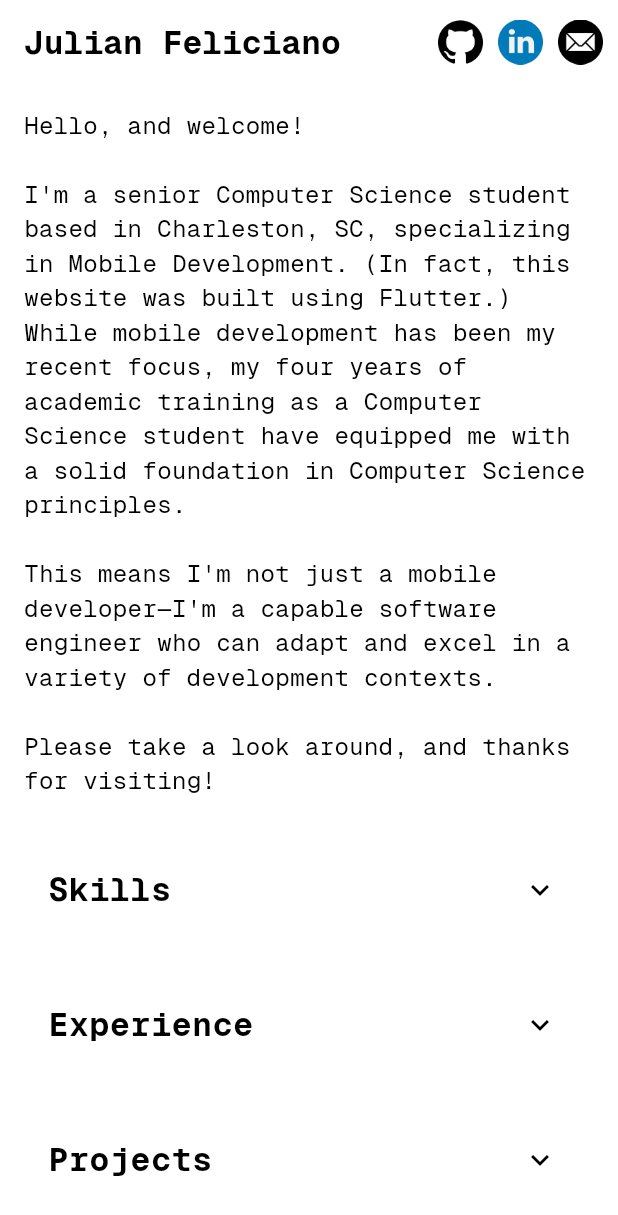
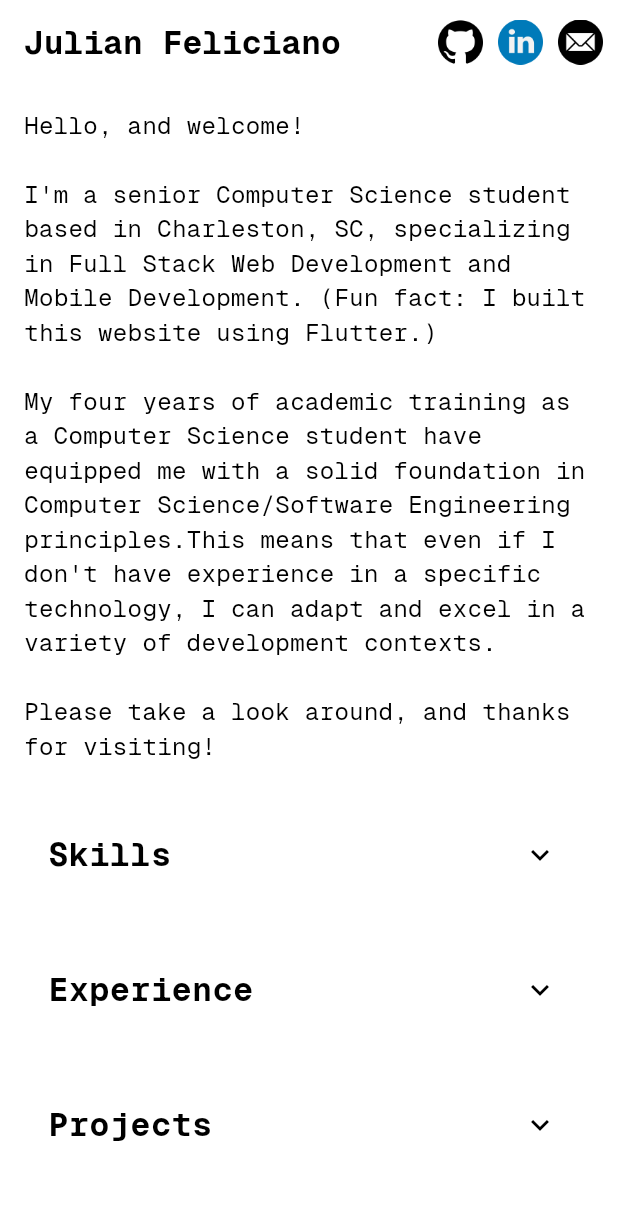
Before and after one commit to jfelic/portfolio_webapp, a Flutter app: the screen it shows after launch, on a phone screen of 412 x 824 dp. Shown: the top 1215 px of the screen. Run offline on Flutter 3.47's test engine with Material 3 defaults, Android fonts, the phone set to English and light mode, and no system bars; our stand-ins replace flutter_svg, go_router.

Commit message:
Update assets, Experience Section, Introduction Section, and Skills Section

```diff
--- a/lib/experience_section.dart
+++ b/lib/experience_section.dart
@@ -91,7 +91,7 @@ class ExperienceContent extends StatelessWidget {
             position: "Full Stack Engineer (Contract)",
             duration: "February 2025 - Present",
             description:
-                "• Utilize the LAMP stack (Linux, Apache, MySQL, PHP), HTML/CSS/Bootstrap, and JavaScript (AJAX) to build and manage a contract playform that enbables contractees and administrators to effectively manage contracts and view availabilty.\n"
+                "• Utilize the LAMP stack (Linux, Apache, MySQL, PHP), HTML/CSS/Bootstrap, and JavaScript (AJAX) to build and manage a contract platform that enables contractees and administrators to effectively manage contracts and view availabilty.\n"
                 "• Revamped the website's styling by modernizing the UI design, replacing outdated visuals with a contemporary, responsive interface.\n"
                 "• Contribute to ongoing enhancements and maintenance of the site to meet evolving business needs.",
           ),
--- a/lib/introduction_section.dart
+++ b/lib/introduction_section.dart
@@ -20,9 +20,9 @@ class IntroductionSection extends StatelessWidget {
               Expanded(
                 child: SelectableText(
                   "Hello, and welcome!\n\n"
-                  "I'm a senior Computer Science student based in Charleston, SC, specializing in Mobile Development. "
-                  "(In fact, this website was built using Flutter.) While mobile development has been my recent focus, my four years of academic training as a Computer Science student have equipped me with a solid foundation in Computer Science principles.\n\n"
-                  "This means I'm not just a mobile developer—I'm a capable software engineer who can adapt and excel in a variety of development contexts.\n\n"
+                  "I'm a senior Computer Science student based in Charleston, SC, specializing in Full Stack Web Development and Mobile Development. (Fun fact: I built this website using Flutter.)\n\n"
+                  "My four years of academic training as a Computer Science student have equipped me with a solid foundation in Computer Science/Software Engineering principles."
+                  "This means that even if I don't have experience in a specific technology, I can adapt and excel in a variety of development contexts.\n\n"
                   "Please take a look around, and thanks for visiting!",
                   style: TextStyle(
                     fontSize: 16,
--- a/lib/skills_section.dart
+++ b/lib/skills_section.dart
@@ -37,6 +37,15 @@ class _SkillsSectionState extends State<SkillsSection> {
             ),
           ),
           children: [
+            const Padding(
+              padding: EdgeInsets.all(16.0),
+              child: SelectableText(
+                "I have hands-on experience with every language and technology listed below—whether from contract work, internships, or personal projects. These aren’t just tools I’ve read about; they’re tools I’ve actively used in real-world scenarios.",
+                style: TextStyle(
+                  fontSize: 12,
+                ),
+              ),
+            ),
             Scrollbar(
               controller: _skillsScrollController,
               thumbVisibility: true,
@@ -47,34 +56,6 @@ class _SkillsSectionState extends State<SkillsSection> {
                 child: const Row(
                   mainAxisAlignment: MainAxisAlignment.spaceEvenly,
                   children: [
-                    Padding(
-                      padding: EdgeInsets.all(skillIconPadding),
-                      child: SkillIcon(
-                        assetPath: 'assets/Swift.svg',
-                        label: 'Swift',
-                      ),
-                    ),
-                    Padding(
-                      padding: EdgeInsets.all(skillIconPadding),
-                      child: SkillIcon(
-                        assetPath: 'assets/Dart.svg',
-                        label: 'Dart',
-                      ),
-                    ),
-                    Padding(
-                      padding: EdgeInsets.all(skillIconPadding),
-                      child: SkillIcon(
-                        assetPath: 'assets/Flutter.svg',
-                        label: 'Flutter',
-                      ),
-                    ),
-                    Padding(
-                      padding: EdgeInsets.all(skillIconPadding),
-                      child: SkillIcon(
-                        assetPath: 'assets/React.svg',
-                        label: 'React Native',
-                      ),
-                    ),
                     Padding(
                       padding: EdgeInsets.all(skillIconPadding),
                       child: SkillIcon(
@@ -90,6 +71,10 @@ class _SkillsSectionState extends State<SkillsSection> {
                       ),
                     ),
                     Padding(
+                        padding: EdgeInsets.all(skillIconPadding),
+                        child: SkillIcon(
+                            assetPath: 'assets/PHP.svg', label: "PHP")),
+                    Padding(
                       padding: EdgeInsets.all(skillIconPadding),
                       child: SkillIcon(
                         assetPath: 'assets/JavaScript.svg',
@@ -99,8 +84,8 @@ class _SkillsSectionState extends State<SkillsSection> {
                     Padding(
                       padding: EdgeInsets.all(skillIconPadding),
                       child: SkillIcon(
-                        assetPath: 'assets/Next.js.svg',
-                        label: 'Next.js',
+                        assetPath: 'assets/MySQL.svg',
+                        label: 'MySQL',
                       ),
                     ),
                     Padding(
@@ -120,17 +105,52 @@ class _SkillsSectionState extends State<SkillsSection> {
                     Padding(
                       padding: EdgeInsets.all(skillIconPadding),
                       child: SkillIcon(
-                        assetPath: 'assets/CSharp.svg',
-                        label: 'C#',
+                        assetPath: 'assets/Linux.svg',
+                        label: 'Linux',
                       ),
                     ),
                     Padding(
                       padding: EdgeInsets.all(skillIconPadding),
                       child: SkillIcon(
-                        assetPath: 'assets/Unity.svg',
-                        label: 'Unity',
+                        assetPath: 'assets/Apache.svg',
+                        label: 'Apache',
                       ),
                     ),
+                    Padding(
+                      padding: EdgeInsets.all(skillIconPadding),
+                      child: SkillIcon(
+                        assetPath: 'assets/Swift.svg',
+                        label: 'Swift',
+                      ),
+                    ),
+                    Padding(
+                      padding: EdgeInsets.all(skillIconPadding),
+                      child: SkillIcon(
+                        assetPath: 'assets/Flutter.svg',
+                        label: 'Flutter',
+                      ),
+                    ),
+                    Padding(
+                      padding: EdgeInsets.all(skillIconPadding),
+                      child: SkillIcon(
+                        assetPath: 'assets/React.svg',
+                        label: 'React Native',
+                      ),
+                    ),
+                    // Padding(
+                    //   padding: EdgeInsets.all(skillIconPadding),
+                    //   child: SkillIcon(
+                    //     assetPath: 'assets/CSharp.svg',
+                    //     label: 'C#',
+                    //   ),
+                    // ),
+                    // Padding(
+                    //   padding: EdgeInsets.all(skillIconPadding),
+                    //   child: SkillIcon(
+                    //     assetPath: 'assets/Unity.svg',
+                    //     label: 'Unity',
+                    //   ),
+                    // ),
                   ],
                 ),
               ),
```
Also changed, not shown: pubspec.yaml (+5 -3 lines), assets/Apache.svg (added), assets/Linux.svg (added), assets/MySQL.svg (added), assets/PHP.svg (added), 1 other file.
